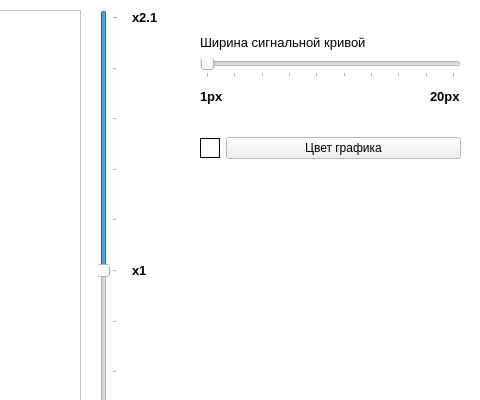
The window that mainwindow.ui (vglaznev/inobitec-entry-task-client) describes before a commit, drawn with Qt 5; both pictures show x 560 to 1040 and y 0 to 400 of the 1040 by 650 pixel window.
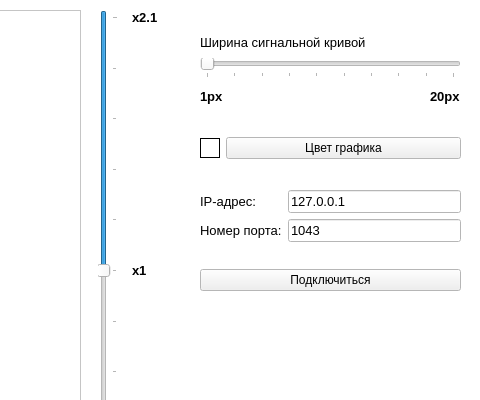
The same window after the commit. Custom widgets are drawn as their Qt base class.

The edit to the form file:
```diff
--- a/mainwindow.ui
+++ b/mainwindow.ui
@@ -548,6 +548,80 @@
      </item>
     </layout>
    </widget>
+   <widget class="QWidget" name="">
+    <property name="geometry">
+     <rect>
+      <x>760</x>
+      <y>190</y>
+      <width>261</width>
+      <height>101</height>
+     </rect>
+    </property>
+    <layout class="QVBoxLayout" name="verticalLayout_6">
+     <item>
+      <layout class="QFormLayout" name="formLayout">
+       <item row="0" column="0">
+        <widget class="QLabel" name="label">
+         <property name="font">
+          <font>
+           <pointsize>10</pointsize>
+          </font>
+         </property>
+         <property name="text">
+          <string>IP-адрес:</string>
+         </property>
+        </widget>
+       </item>
+       <item row="0" column="1">
+        <widget class="QLineEdit" name="hostname">
+         <property name="font">
+          <font>
+           <pointsize>10</pointsize>
+          </font>
+         </property>
+         <property name="text">
+          <string>127.0.0.1</string>
+         </property>
+        </widget>
+       </item>
+       <item row="1" column="0">
+        <widget class="QLabel" name="label_11">
+         <property name="font">
+          <font>
+           <pointsize>10</pointsize>
+          </font>
+         </property>
+         <property name="text">
+          <string>Номер порта:</string>
+         </property>
+        </widget>
+       </item>
+       <item row="1" column="1">
+        <widget class="QLineEdit" name="portNumber">
+         <property name="font">
+          <font>
+           <pointsize>10</pointsize>
+          </font>
+         </property>
+         <property name="text">
+          <string>1043</string>
+         </property>
+        </widget>
+       </item>
+      </layout>
+     </item>
+     <item>
+      <widget class="QPushButton" name="connectionButton">
+       <property name="text">
+        <string>Подключиться</string>
+       </property>
+       <property name="checkable">
+        <bool>true</bool>
+       </property>
+      </widget>
+     </item>
+    </layout>
+   </widget>
   </widget>
   <widget class="QMenuBar" name="menubar">
    <property name="geometry">
```
